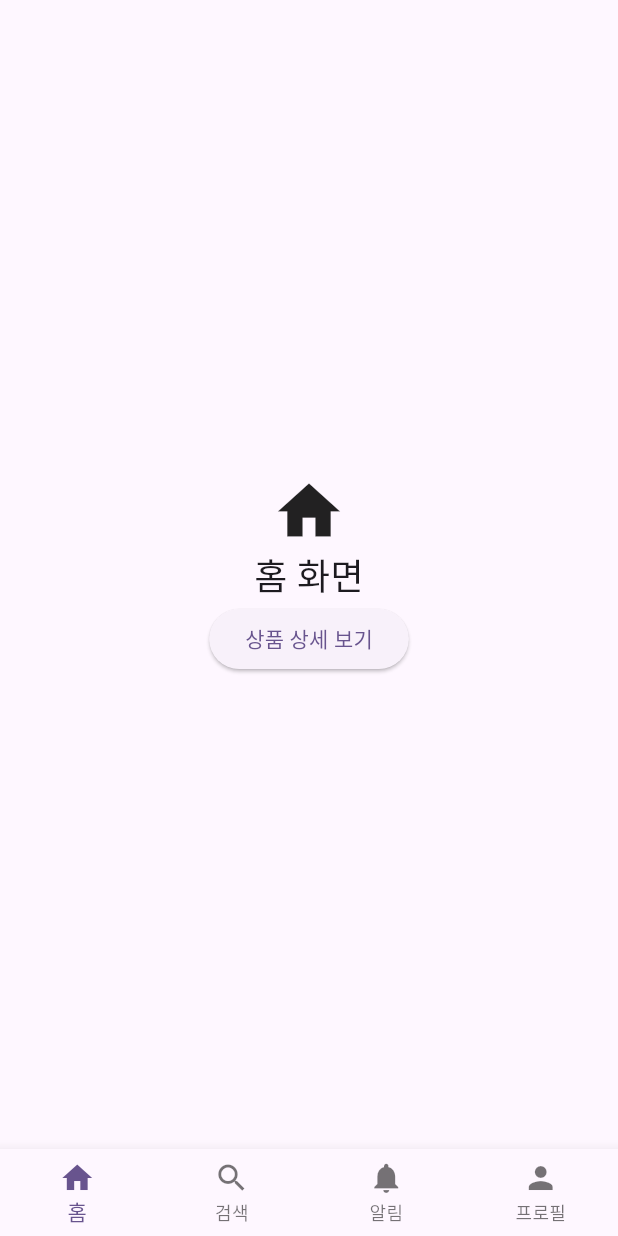
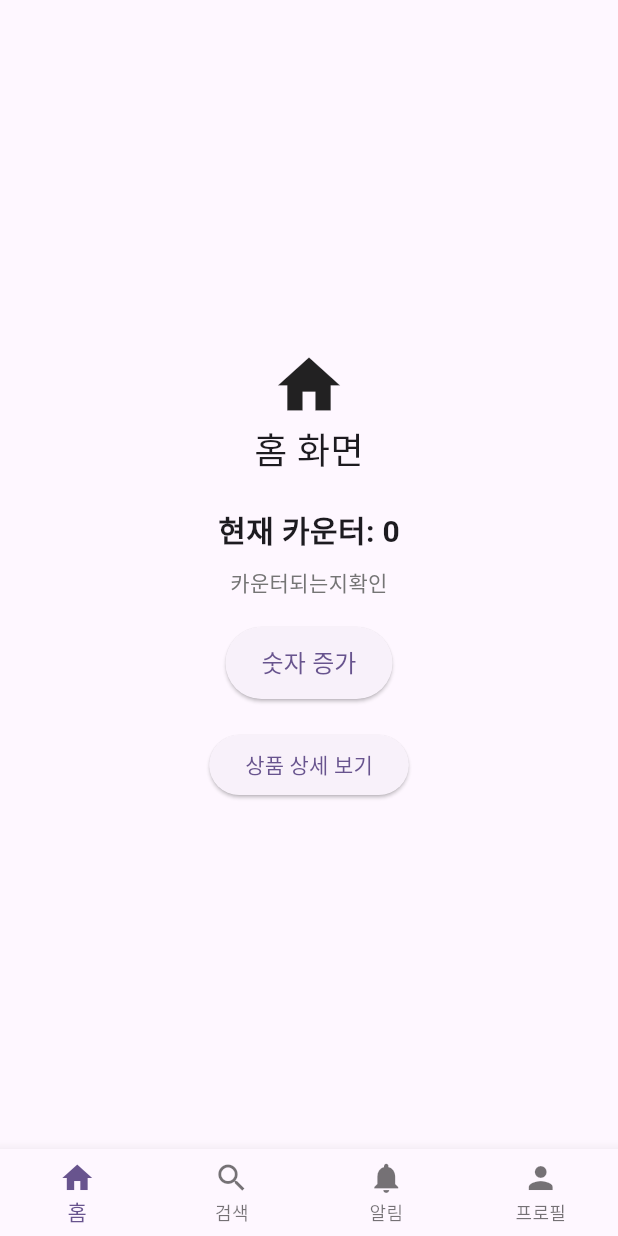
Before and after one commit to BeeChang/practice_flutter, a Flutter app: the screen it shows after launch, on a phone screen of 412 x 824 dp. Run offline on Flutter 3.47's test engine with Material 3 defaults, Android fonts, the phone set to English and light mode, and no system bars; our stand-ins replace flutter_svg, go_router, logger; generated files the repository leaves out were written again.

```diff
--- a/lib/ui/HomeScreen.dart
+++ b/lib/ui/HomeScreen.dart
@@ -13,6 +13,14 @@ class HomeScreen extends StatefulWidget {
 }
 
 class _HomeScreenState extends State<HomeScreen> {
+  int _counter = 0; // 카운터 상태 추가
+
+  void _incrementCounter() {
+    setState(() {
+      _counter++;
+    });
+  }
+
   @override
   void initState() {
     super.initState();
@@ -27,6 +35,39 @@ class _HomeScreenState extends State<HomeScreen> {
         children: [
           const Icon(Icons.home, size: 50),
           const Text('홈 화면', style: TextStyle(fontSize: 24)),
+          const SizedBox(height: 20),
+
+          // 카운터 표시 추가
+          Text(
+            '현재 카운터: $_counter',
+            style: const TextStyle(fontSize: 20, fontWeight: FontWeight.bold),
+          ),
+          const SizedBox(height: 10),
+
+          Text(
+            '카운터되는지확인',
+            textAlign: TextAlign.center,
+            style: TextStyle(
+              fontSize: 14,
+              color: Colors.grey[600],
+            ),
+          ),
+          const SizedBox(height: 20),
+
+          // 증가 버튼 추가
+          ElevatedButton(
+            onPressed: _incrementCounter,
+            style: ElevatedButton.styleFrom(
+              padding: const EdgeInsets.symmetric(horizontal: 24, vertical: 12),
+            ),
+            child: const Text(
+              '숫자 증가',
+              style: TextStyle(fontSize: 16),
+            ),
+          ),
+
+          const SizedBox(height: 20),
+
           ElevatedButton(
             onPressed: () async {
               // 상세 화면으로 이동하고 결과 받기
@@ -45,9 +86,8 @@ class _HomeScreenState extends State<HomeScreen> {
               //   Logger().e('조회 시간: ${result['timestamp']}');
               // }
             },
-            child: Text('상품 상세 보기'),
+            child: const Text('상품 상세 보기'),
           ),
-
         ],
       ),
     );
```
Also changed, not shown: lib/ui/go_router/GoCartScreen.dart (+18 -13 lines), lib/ui/go_router/GoRouter.dart (+1 -8 lines).
